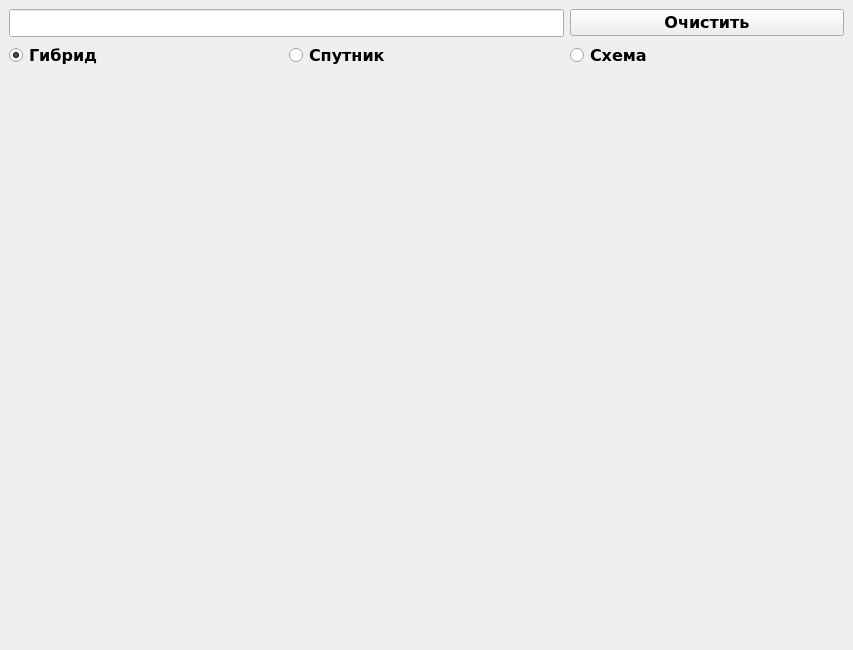
Before: the Qt Designer form main.ui in genhost/yandex-maps, drawn with Qt 5.
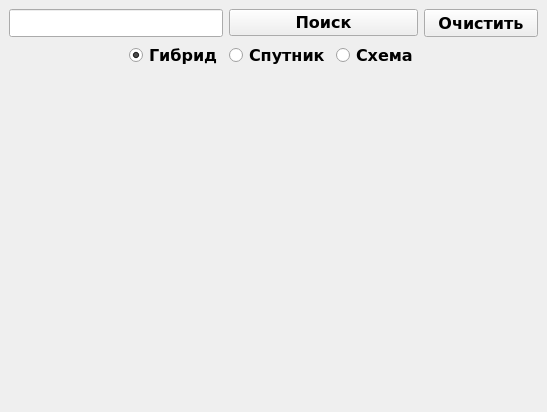
After: the same form once the commit is applied. Icons and pictures are not drawn.

Commit message: add button for search and fix path

```diff
--- a/main.ui
+++ b/main.ui
@@ -6,8 +6,8 @@
    <rect>
     <x>0</x>
     <y>0</y>
-    <width>853</width>
-    <height>650</height>
+    <width>547</width>
+    <height>412</height>
    </rect>
   </property>
   <property name="windowTitle">
@@ -17,43 +17,27 @@
    <layout class="QGridLayout" name="gridLayout_2">
     <item row="0" column="0">
      <layout class="QGridLayout" name="gridLayout">
-      <item row="0" column="0" colspan="2">
-       <widget class="QLineEdit" name="search_line">
-        <property name="sizePolicy">
-         <sizepolicy hsizetype="Expanding" vsizetype="Minimum">
-          <horstretch>0</horstretch>
-          <verstretch>0</verstretch>
-         </sizepolicy>
+      <item row="1" column="0">
+       <spacer name="horizontalSpacer">
+        <property name="orientation">
+         <enum>Qt::Horizontal</enum>
         </property>
-        <property name="minimumSize">
+        <property name="sizeHint" stdset="0">
          <size>
-          <width>0</width>
-          <height>28</height>
+          <width>40</width>
+          <height>20</height>
          </size>
         </property>
-       </widget>
+       </spacer>
       </item>
-      <item row="0" column="2">
-       <widget class="QPushButton" name="clear_search">
-        <property name="font">
-         <font>
-          <family>DejaVu Sans</family>
-          <pointsize>12</pointsize>
-          <weight>75</weight>
-          <bold>true</bold>
-         </font>
-        </property>
-        <property name="text">
-         <string>Очистить</string>
-        </property>
-        <property name="icon">
-         <iconset>
-          <normaloff>data/icons/trash.png</normaloff>data/icons/trash.png</iconset>
-        </property>
-       </widget>
-      </item>
-      <item row="1" column="1">
+      <item row="1" column="2" colspan="2">
        <widget class="QRadioButton" name="satellite">
+        <property name="sizePolicy">
+         <sizepolicy hsizetype="Expanding" vsizetype="Fixed">
+          <horstretch>0</horstretch>
+          <verstretch>0</verstretch>
+         </sizepolicy>
+        </property>
         <property name="font">
          <font>
           <family>DejaVu Sans</family>
@@ -74,30 +58,14 @@
         </attribute>
        </widget>
       </item>
-      <item row="1" column="2">
-       <widget class="QRadioButton" name="schematic">
-        <property name="font">
-         <font>
-          <family>DejaVu Sans</family>
-          <pointsize>12</pointsize>
-          <weight>75</weight>
-          <bold>true</bold>
-         </font>
-        </property>
-        <property name="text">
-         <string>Схема</string>
-        </property>
-        <property name="icon">
-         <iconset>
-          <normaloff>data/icons/schematic.png</normaloff>data/icons/schematic.png</iconset>
-        </property>
-        <attribute name="buttonGroup">
-         <string notr="true">scheme_tips</string>
-        </attribute>
-       </widget>
-      </item>
-      <item row="1" column="0">
+      <item row="1" column="1">
        <widget class="QRadioButton" name="hybrid">
+        <property name="sizePolicy">
+         <sizepolicy hsizetype="Preferred" vsizetype="Fixed">
+          <horstretch>0</horstretch>
+          <verstretch>0</verstretch>
+         </sizepolicy>
+        </property>
         <property name="font">
          <font>
           <family>DejaVu Sans</family>
@@ -106,6 +74,9 @@
           <bold>true</bold>
          </font>
         </property>
+        <property name="layoutDirection">
+         <enum>Qt::LeftToRight</enum>
+        </property>
         <property name="text">
          <string>Гибрид</string>
         </property>
@@ -121,7 +92,48 @@
         </attribute>
        </widget>
       </item>
-      <item row="2" column="0" rowspan="2" colspan="3">
+      <item row="1" column="4">
+       <widget class="QRadioButton" name="schematic">
+        <property name="sizePolicy">
+         <sizepolicy hsizetype="Preferred" vsizetype="Fixed">
+          <horstretch>0</horstretch>
+          <verstretch>0</verstretch>
+         </sizepolicy>
+        </property>
+        <property name="font">
+         <font>
+          <family>DejaVu Sans</family>
+          <pointsize>12</pointsize>
+          <weight>75</weight>
+          <bold>true</bold>
+         </font>
+        </property>
+        <property name="text">
+         <string>Схема</string>
+        </property>
+        <property name="icon">
+         <iconset>
+          <normaloff>data/icons/schematic.png</normaloff>data/icons/schematic.png</iconset>
+        </property>
+        <attribute name="buttonGroup">
+         <string notr="true">scheme_tips</string>
+        </attribute>
+       </widget>
+      </item>
+      <item row="1" column="5">
+       <spacer name="horizontalSpacer_2">
+        <property name="orientation">
+         <enum>Qt::Horizontal</enum>
+        </property>
+        <property name="sizeHint" stdset="0">
+         <size>
+          <width>40</width>
+          <height>20</height>
+         </size>
+        </property>
+       </spacer>
+      </item>
+      <item row="2" column="0" rowspan="2" colspan="6">
        <widget class="QLabel" name="map">
         <property name="sizePolicy">
          <sizepolicy hsizetype="Preferred" vsizetype="Preferred">
@@ -140,6 +152,72 @@
         </property>
        </widget>
       </item>
+      <item row="0" column="5">
+       <widget class="QPushButton" name="clear_search">
+        <property name="sizePolicy">
+         <sizepolicy hsizetype="Expanding" vsizetype="Minimum">
+          <horstretch>0</horstretch>
+          <verstretch>0</verstretch>
+         </sizepolicy>
+        </property>
+        <property name="font">
+         <font>
+          <family>DejaVu Sans</family>
+          <pointsize>12</pointsize>
+          <weight>75</weight>
+          <bold>true</bold>
+         </font>
+        </property>
+        <property name="text">
+         <string>Очистить</string>
+        </property>
+        <property name="icon">
+         <iconset>
+          <normaloff>data/icons/trash.png</normaloff>data/icons/trash.png</iconset>
+        </property>
+       </widget>
+      </item>
+      <item row="0" column="2" colspan="3">
+       <widget class="QPushButton" name="search_button">
+        <property name="sizePolicy">
+         <sizepolicy hsizetype="Expanding" vsizetype="Fixed">
+          <horstretch>0</horstretch>
+          <verstretch>0</verstretch>
+         </sizepolicy>
+        </property>
+        <property name="font">
+         <font>
+          <family>DejaVu Sans</family>
+          <pointsize>12</pointsize>
+          <weight>75</weight>
+          <bold>true</bold>
+         </font>
+        </property>
+        <property name="text">
+         <string>Поиск</string>
+        </property>
+        <property name="icon">
+         <iconset>
+          <normaloff>data/icons/search.png</normaloff>data/icons/search.png</iconset>
+        </property>
+       </widget>
+      </item>
+      <item row="0" column="0" colspan="2">
+       <widget class="QLineEdit" name="search_line">
+        <property name="sizePolicy">
+         <sizepolicy hsizetype="Expanding" vsizetype="Minimum">
+          <horstretch>0</horstretch>
+          <verstretch>0</verstretch>
+         </sizepolicy>
+        </property>
+        <property name="minimumSize">
+         <size>
+          <width>0</width>
+          <height>28</height>
+         </size>
+        </property>
+       </widget>
+      </item>
      </layout>
     </item>
    </layout>
```
The commit also changes 3 other files.
